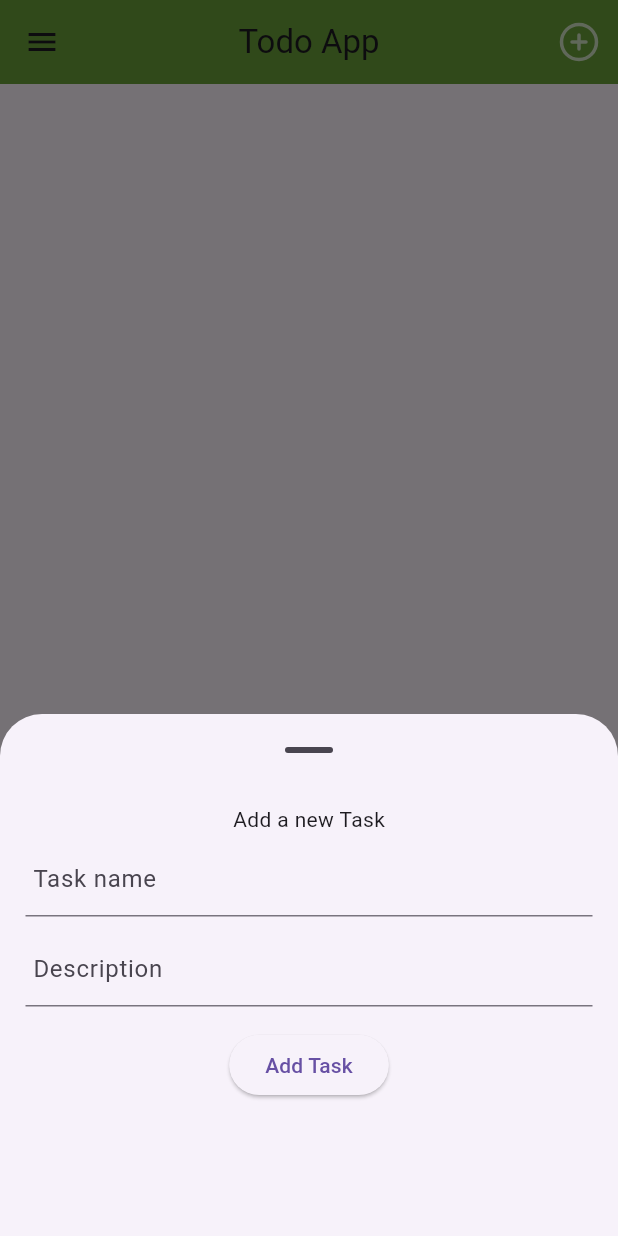
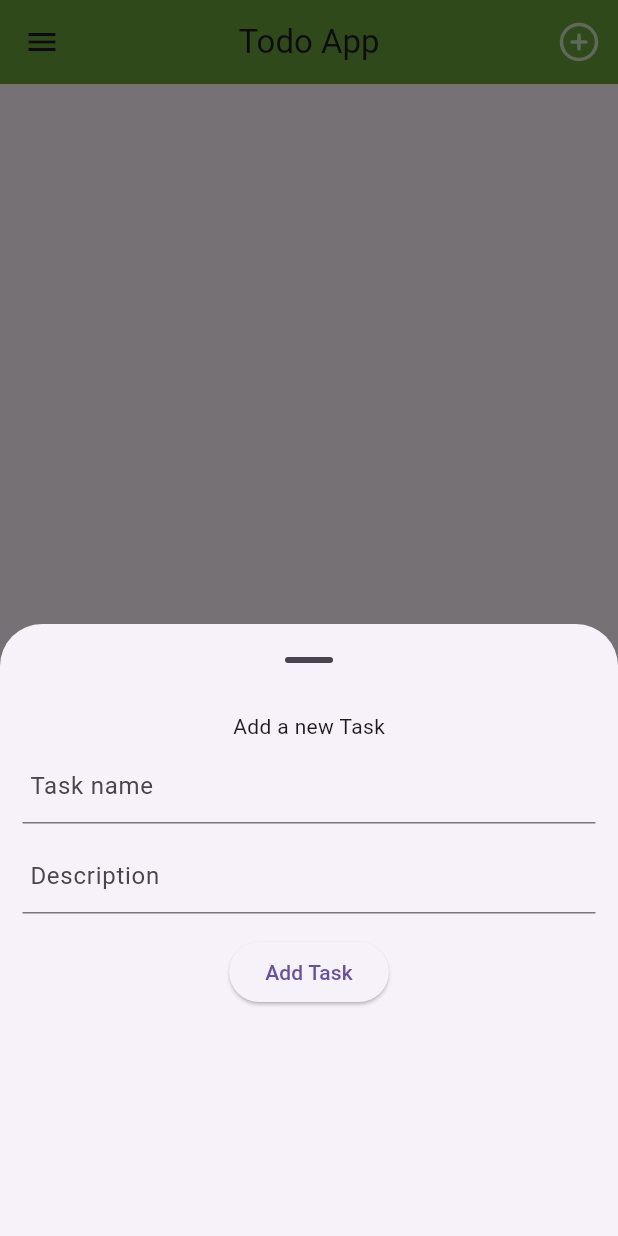
Before and after one commit to bogdanalin92/todoapp, a Flutter app: the screen it shows after launch, after a tap on an icon or button, on a phone screen of 412 x 824 dp. Run offline on Flutter 3.47's test engine with Material 3 defaults, Android fonts, the phone set to English and light mode, and no system bars; our stand-ins replace feather_icons, shared_preferences.

Commit message:
Refactor addToDo widget to use initialized TextEditingControllers and update mainScreen layout for improved usability

```diff
--- a/lib/addToDo.dart
+++ b/lib/addToDo.dart
@@ -10,8 +10,8 @@ class addToDo extends StatefulWidget {
 }
 
 class _AddToDoState extends State<addToDo> {
-  late TextEditingController _tC1;
-  late TextEditingController _tC2;
+  final TextEditingController _tC1 = TextEditingController();
+  final TextEditingController _tC2 = TextEditingController();
   @override
   Widget build(BuildContext context) {
     return Column(
@@ -22,7 +22,7 @@ class _AddToDoState extends State<addToDo> {
             Padding(
               padding: const EdgeInsets.all(5.0),
               child: TextField(
-                controller: _tC1 = TextEditingController(),
+                controller: _tC1,
                 decoration: InputDecoration(
                   contentPadding: const EdgeInsets.all(5.0),
                   hintText: "Enter your task name",
@@ -33,7 +33,7 @@ class _AddToDoState extends State<addToDo> {
             Padding(
               padding: const EdgeInsets.all(5.0),
               child: TextField(
-                controller: _tC2 = TextEditingController(),
+                controller: _tC2,
                 decoration: InputDecoration(
                   contentPadding: const EdgeInsets.all(5.0),
                   hintText: "Enter your task description",
--- a/lib/mainScreen.dart
+++ b/lib/mainScreen.dart
@@ -106,18 +106,18 @@ class _MainScreenState extends State<MainScreen> {
                   showModalBottomSheet(
                       context: context,
                       useSafeArea: true,
-                      elevation: 3,
+                      elevation: 2,
                       enableDrag: true,
                       showDragHandle: true,
                       builder: (context) {
                         return Padding(
                           padding: EdgeInsets.only(
-                              bottom: MediaQuery.of(context).viewInsets.bottom *
-                                  0.9),
+                              bottom: MediaQuery.of(context).viewInsets.bottom +
+                                  10),
                           child: Container(
-                            padding: const EdgeInsets.all(12.0),
+                            padding: const EdgeInsets.all(10.0),
                             height:
-                                300, //MediaQuery.of(context).size.height * 1,
+                                350, //MediaQuery.of(context).size.height * 1,
                             child: addToDo(
                               taskItem: changeMenuString,
                             ),
--- a/pubspec.yaml
+++ b/pubspec.yaml
@@ -16,7 +16,7 @@ publish_to: 'none' # Remove this line if you wish to publish to pub.dev
 # https://developer.apple.com/library/archive/documentation/General/Reference/InfoPlistKeyReference/Articles/CoreFoundationKeys.html
 # In Windows, build-name is used as the major, minor, and patch parts
 # of the product and file versions while build-number is used as the build suffix.
-version: 1.0.0+1
+version: 1.0.0+1  # Update this line
 
 environment:
   sdk: ^3.6.1
```
Also changed, not shown: 3 other files.
